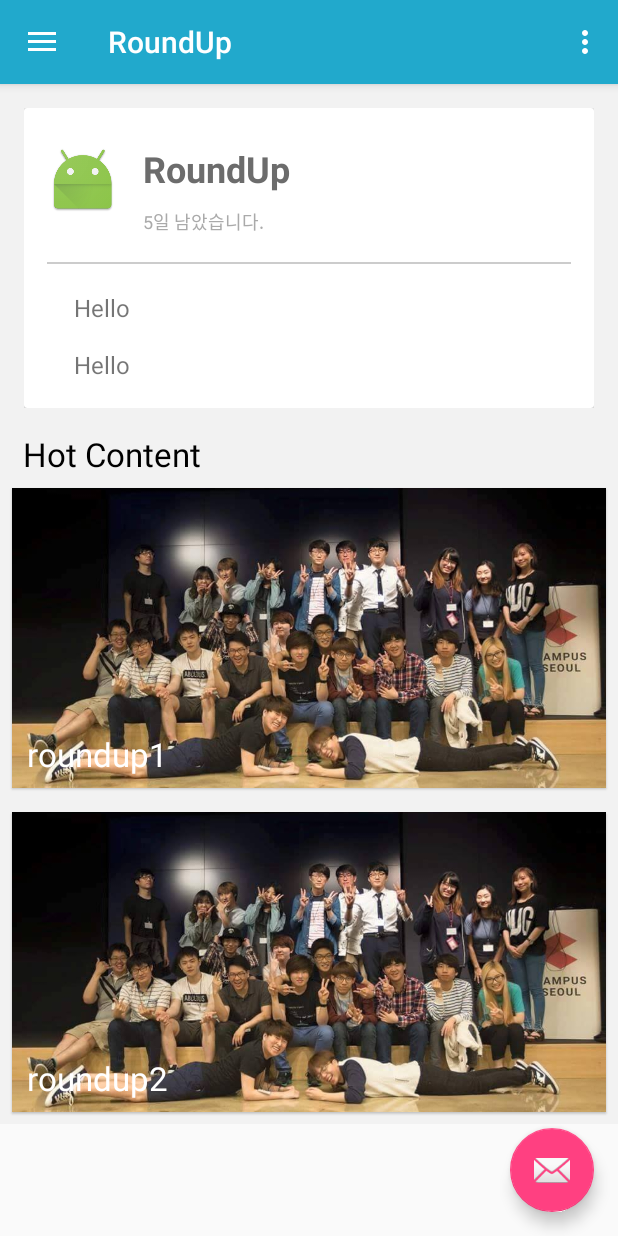
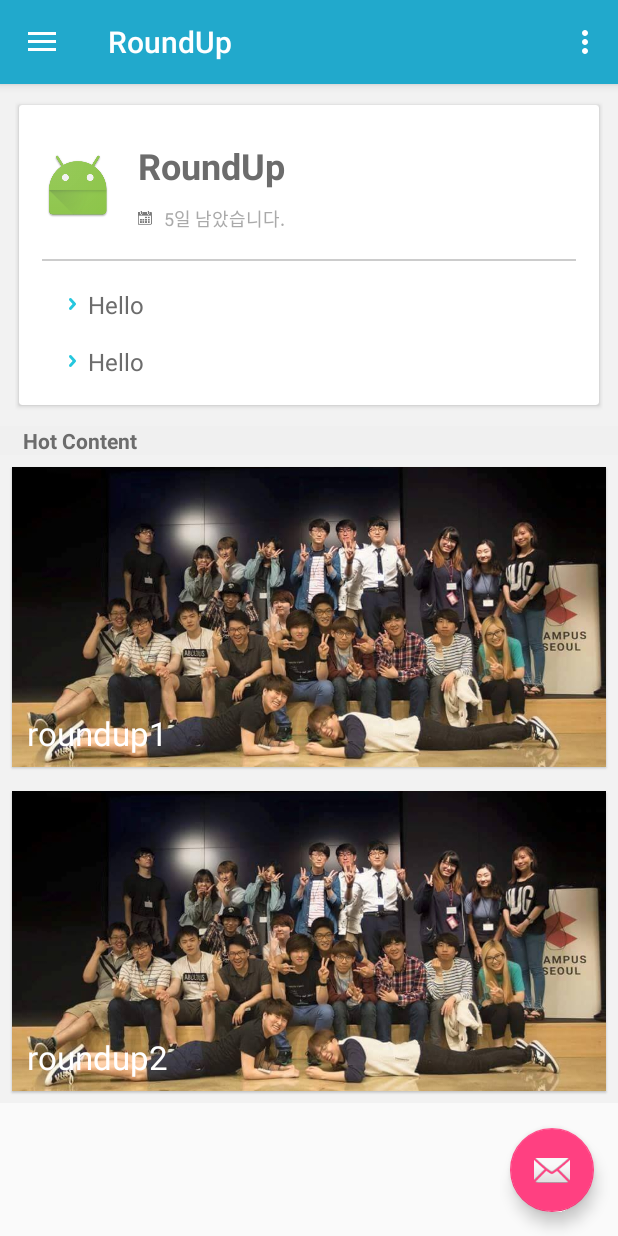
Before and after one commit to round-up/roundup_android, an Android app: the screen it shows after launch (HomeFeedActivity), on a phone screen of 412 x 824 dp. Run offline under Robolectric (Android 15) with nearby library versions, the phone set to English and light mode, and no system bars; our stand-ins replace Picasso; libraries missing offline, so code that uses them is left out: io.realm, io.realm.annotations, io.realm.internal; pictures from the network do not load; 7 statements that could not run were skipped.

Commit message:
Modify XML for CardView For ClubSummary

```diff
--- a/app/src/main/res/layout/club_summary_card_view.xml
+++ b/app/src/main/res/layout/club_summary_card_view.xml
@@ -1,13 +1,15 @@
 <?xml version="1.0" encoding="utf-8"?>
 <LinearLayout xmlns:android="http://schemas.android.com/apk/res/android"
     android:layout_width="match_parent" android:layout_height="match_parent"
-    android:padding="16dp"
+    android:padding="10dp"
     >
 
     <android.support.v7.widget.CardView
+        xmlns:card_view="http://schemas.android.com/apk/res-auto"
         android:id="@+id/club_summary_card"
         android:layout_width="match_parent"
         android:layout_height="wrap_content"
+        card_view:cardUseCompatPadding="true"
         >
 
         <RelativeLayout
@@ -24,7 +26,7 @@
                 android:layout_width="48sp"
                 android:layout_height="48sp"
                 android:layout_alignParentLeft="true"
-                android:layout_alignParentTop="true"
+                android:layout_marginTop="6dp"
                 android:layout_marginRight="16dp"
                 />
 
@@ -45,6 +47,8 @@
                 android:text="group schedule"
                 android:textSize="12sp"
                 android:textColor="#AAAAAA"
+                android:drawablePadding="8dp"
+                android:drawableLeft="@drawable/p01_ic_05calendar"
                 android:layout_width="wrap_content"
                 android:layout_height="wrap_content"
                 android:layout_below="@id/txt_group_name"
--- a/app/src/main/res/layout/content_home_feed.xml
+++ b/app/src/main/res/layout/content_home_feed.xml
@@ -9,7 +9,7 @@
     tools:showIn="@layout/app_bar_home_feed">
 
     <LinearLayout
-        android:background="@color/light_gray"
+        android:background="@color/card_view_background"
         android:orientation="vertical"
         android:layout_width="match_parent"
         android:layout_height="match_parent">
@@ -28,8 +28,9 @@
             android:layout_marginRight="15dp"
             android:gravity="left"
             android:text="@string/interesting_club_activities"
-            android:textAppearance="?android:attr/textAppearanceLarge"
-            android:textColor="@android:color/black"/>
+            android:textStyle="bold"
+            android:textSize="14sp"
+            android:textColor="@color/section_name_gray"/>
 
         <android.support.v7.widget.RecyclerView
             android:id="@+id/interesting_club_activity_list"
--- a/app/src/main/res/layout/session_summary_item.xml
+++ b/app/src/main/res/layout/session_summary_item.xml
@@ -3,6 +3,9 @@
     android:layout_width="match_parent"
     android:layout_height="match_parent"
     android:padding="8dp"
-    android:textSize="16sp">
+    android:textSize="16sp"
+    android:textColor="@color/card_content_gray"
+    android:drawablePadding="8dp"
+    android:drawableLeft="@drawable/p01_icon_arrow">
 
 </TextView>
--- a/app/src/main/res/values/colors.xml
+++ b/app/src/main/res/values/colors.xml
@@ -10,6 +10,8 @@
     <color name="light_gray">#F2F2F2</color>
     <color name="button_outer_line">#f0f0f0</color>
     <color name="card_view_background">#f0f0f0</color>
+    <color name="section_name_gray">#6c6c6c</color>
     <color name="card_name_gray">#6c6c6c</color>
+    <color name="card_content_gray">#6c6c6c</color>
     <color name="gray_divider">#ccc</color>
 </resources>
```
